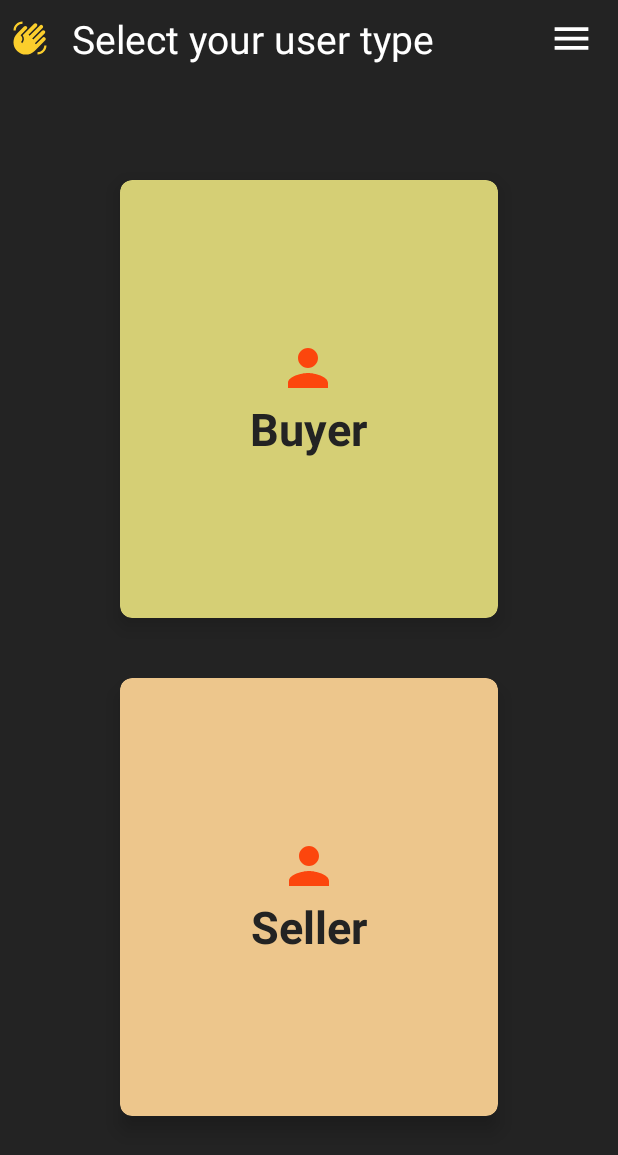
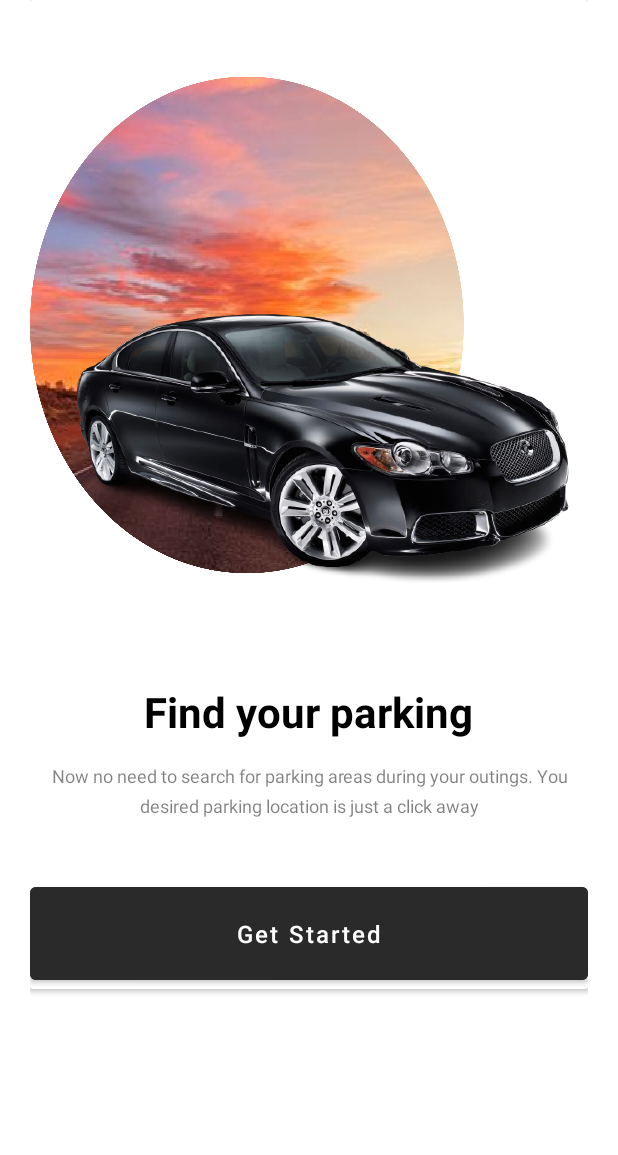
Before and after one commit to chandradeepkumar16/Pay2Park, an Android app: the screen it shows after launch once a user with an empty profile is signed in (UserAdminSelection before the commit, GetStartedActivity after it), after a tap on "Buyer", on a phone screen of 412 x 824 dp. Shown: the top 1155 px of the screen. Run offline under Robolectric (Android 15) with nearby library versions, the phone set to English and light mode, and no system bars; our stand-ins replace Firebase (no records; nobody signed in at launch, a user with empty details on screens opened directly).

Commit message:
added get started activity

```diff
--- a/app/src/main/AndroidManifest.xml
+++ b/app/src/main/AndroidManifest.xml
@@ -12,7 +12,8 @@
         android:roundIcon="@mipmap/ic_launcher_round"
         android:supportsRtl="true"
         android:theme="@style/Theme.Pay2Park">
-        <activity android:name=".ProfileActivity"></activity>
+        <activity android:name=".GetStartedActivity"></activity>
+        <activity android:name=".ProfileActivity" />
         <activity android:name=".Addresslist" />
         <!--
              The API key for Google Maps-based APIs is defined as a string resource.
--- /dev/null
+++ b/app/src/main/java/com/example/pay2park/GetStartedActivity.java
@@ -0,0 +1,38 @@
+package com.example.pay2park;
+
+import androidx.appcompat.app.AppCompatActivity;
+
+import android.content.Intent;
+import android.os.Bundle;
+import android.view.View;
+import android.view.Window;
+import android.view.WindowManager;
+import android.widget.Button;
+
+public class GetStartedActivity extends AppCompatActivity {
+
+    Button getstarted;
+
+    @Override
+    public void onBackPressed() {
+        super.onBackPressed();
+        startActivity(new Intent(GetStartedActivity.this, UserAdminSelection.class));
+        finish();
+    }
+
+    @Override
+    protected void onCreate(Bundle savedInstanceState) {
+        super.onCreate(savedInstanceState);
+        requestWindowFeature(Window.FEATURE_NO_TITLE);
+        this.getWindow().setFlags(WindowManager.LayoutParams.FLAG_FULLSCREEN, WindowManager.LayoutParams.FLAG_FULLSCREEN);
+        setContentView(R.layout.activity_get_started);
+
+        getstarted= findViewById(R.id.getstartedbtn);
+        getstarted.setOnClickListener(new View.OnClickListener() {
+            @Override
+            public void onClick(View v) {
+                startActivity(new Intent(GetStartedActivity.this, UserDetailsActivity.class));
+            }
+        });
+    }
+}
--- a/app/src/main/java/com/example/pay2park/UserAdminFragment.java
+++ b/app/src/main/java/com/example/pay2park/UserAdminFragment.java
@@ -48,7 +48,7 @@ public class UserAdminFragment extends Fragment implements View.OnClickListener
         buyer.setOnClickListener(new View.OnClickListener() {
             @Override
             public void onClick(View v) {
-                startActivity(new Intent(getActivity(), UserDetailsActivity.class));
+                startActivity(new Intent(getActivity(), GetStartedActivity.class));
             }
         });
         seller=(LinearLayout) view.findViewById(R.id.sellerlayout);
--- a/app/src/main/res/drawable/btnbg.xml
+++ b/app/src/main/res/drawable/btnbg.xml
@@ -1,8 +1,8 @@
 <?xml version="1.0" encoding="utf-8"?>
 <shape xmlns:android="http://schemas.android.com/apk/res/android">
 
-    <corners android:radius="0dp"/>
-    <solid android:color="@color/white"></solid>
-    <stroke android:width="0dp" android:color="@color/white"/>
+    <corners android:radius="10dp"/>
+    <solid android:color="@color/black"></solid>
+    <stroke android:width="0dp" android:color="@color/black"/>
 
 </shape>
--- a/app/src/main/res/drawable/input_bg.xml
+++ b/app/src/main/res/drawable/input_bg.xml
@@ -1,7 +1,7 @@
 <?xml version="1.0" encoding="utf-8"?>
 <shape xmlns:android="http://schemas.android.com/apk/res/android">
 
-    <stroke android:color="@color/white" android:width="2dp"/>
+    <stroke android:color="#CCCCCC" android:width="2dp" />
     <corners android:radius="25dp"/>
     <solid android:color="@color/white"></solid>
 
--- /dev/null
+++ b/app/src/main/res/layout/activity_get_started.xml
@@ -0,0 +1,92 @@
+<?xml version="1.0" encoding="utf-8"?>
+<androidx.constraintlayout.widget.ConstraintLayout xmlns:android="http://schemas.android.com/apk/res/android"
+    xmlns:app="http://schemas.android.com/apk/res-auto"
+    xmlns:tools="http://schemas.android.com/tools"
+    android:layout_width="match_parent"
+    android:layout_height="match_parent"
+    tools:context=".GetStartedActivity">
+
+
+        <GridLayout
+            android:layout_width="match_parent"
+            android:layout_height="match_parent"
+
+            android:layout_marginLeft="20dp"
+            android:layout_marginRight="20dp"
+            tools:ignore="MissingConstraints">
+
+        <androidx.cardview.widget.CardView
+            android:layout_width="wrap_content"
+            android:layout_height="wrap_content"
+            android:layout_row="0"
+            android:layout_rowWeight="0"
+            android:layout_column="0"
+            android:layout_columnWeight="0"
+            android:layout_gravity="fill_horizontal"
+          >
+
+            <LinearLayout
+                android:layout_width="match_parent"
+                android:layout_height="wrap_content"
+                android:orientation="vertical">
+
+            <ImageView
+                android:id="@+id/getstartedimg"
+                android:layout_width="match_parent"
+                android:layout_height="445dp"
+                android:src="@drawable/getstarted" />
+
+            <TextView
+                android:id="@+id/heading"
+                android:layout_width="wrap_content"
+                android:layout_height="wrap_content"
+                android:layout_alignParentStart="true"
+                android:layout_alignParentTop="true"
+                android:layout_alignParentEnd="true"
+                android:layout_margin="10dp"
+                android:layout_gravity="center"
+                android:text="Find your parking"
+                android:textColor="@color/black"
+                android:textSize="28dp"
+                android:textStyle="bold" />
+
+                <TextView
+                    android:id="@+id/subhead"
+                    android:layout_width="wrap_content"
+                    android:layout_height="wrap_content"
+                    android:layout_marginTop="5dp"
+                    android:layout_gravity="center"
+                    android:text="Now no need to search for parking areas during your outings. You desired parking location is just a click away"
+                    android:textAlignment="center"
+                    android:alpha="0.5"
+                    android:textColor="@color/black"
+                    android:textSize="12dp"
+                    android:lineHeight="20dp"
+                    android:textStyle="normal" />
+
+
+                <Button
+                    android:id="@+id/getstartedbtn"
+                    android:layout_width="match_parent"
+                    android:layout_height="wrap_content"
+                    android:layout_marginTop="40dp"
+                    android:backgroundTint="#2B2A2A"
+                    android:paddingTop="20dp"
+                    android:paddingBottom="20dp"
+                    android:text="Get Started"
+                    android:textAlignment="center"
+                    android:textAllCaps="false"
+                    android:textColor="@color/white"
+                    android:textSize="16dp" />
+
+
+            </LinearLayout>
+
+        </androidx.cardview.widget.CardView>
+
+
+
+        </GridLayout>
+
+
+</androidx.constraintlayout.widget.ConstraintLayout>
--- a/app/src/main/res/layout/activity_user_details.xml
+++ b/app/src/main/res/layout/activity_user_details.xml
@@ -4,7 +4,7 @@
     xmlns:tools="http://schemas.android.com/tools"
     android:layout_width="match_parent"
     android:layout_height="match_parent"
-    android:background="#FF232323"
+    android:background="@color/white"
     tools:context=".UserDetailsActivity">
 
     <LinearLayout
@@ -23,7 +23,7 @@
         android:layout_alignParentEnd="true"
         android:layout_gravity="center"
         android:text="Welcome to Pay2Park"
-        android:textColor="@color/white"
+        android:textColor="@color/black"
         android:textSize="28dp"
         android:textStyle="bold" />
 
@@ -34,13 +34,14 @@
         android:layout_marginTop="10dp"
         android:layout_gravity="center"
         android:text="Enter your details to conitnue"
-        android:textColor="@color/white"
+        android:textColor="@color/black"
         android:textSize="16dp"
         android:textStyle="normal" />
 
         <LinearLayout
             android:layout_width="match_parent"
             android:layout_height="wrap_content"
+            android:layout_marginTop="20dp"
             android:orientation="horizontal">
 
             <LinearLayout
@@ -60,7 +61,6 @@
                         android:drawablePadding="10dp"
                         android:layout_toStartOf="@+id/editTextTextPersonName7"
                         android:background="@drawable/input_bg"
-                        android:backgroundTint="@color/white"
                         android:ems="10"
                         android:hint=" First name"
                         android:inputType="textPersonName"
@@ -93,7 +93,6 @@
                         android:padding="20dp"
                         android:drawablePadding="10dp"
                         android:background="@drawable/input_bg"
-                        android:backgroundTint="@color/white"
                         android:ems="10"
                         android:hint="Last Name"
                         android:textColor="#726E6E"
@@ -121,7 +120,6 @@
         android:padding="20dp"
         android:drawablePadding="10dp"
         android:background="@drawable/input_bg"
-        android:backgroundTint="@color/white"
         android:ems="10"
         android:hint="Contact Number"
         android:inputType="phone"
@@ -144,7 +142,6 @@
         android:padding="20dp"
         android:drawablePadding="10dp"
         android:background="@drawable/input_bg"
-        android:backgroundTint="@color/white"
         android:ems="10"
         android:hint="Enter your DL no."
         android:inputType="phone"
@@ -167,7 +164,6 @@
         android:drawablePadding="10dp"
         android:layout_marginTop="20dp"
         android:background="@drawable/input_bg"
-        android:backgroundTint="@color/white"
         android:ems="10"
         android:hint="Enter your vehicle no."
         android:inputType="textVisiblePassword"
@@ -190,7 +186,6 @@
         android:drawablePadding="10dp"
         android:layout_marginTop="20dp"
         android:background="@drawable/input_bg"
-        android:backgroundTint="@color/white"
         android:ems="10"
         android:hint="Select your vehicle type"
         android:inputType="textPersonName"
@@ -211,7 +206,7 @@
         android:layout_alignStart="@+id/vehicletype"
         android:layout_alignEnd="@+id/vehicletype"
         android:layout_marginTop="40dp"
-        android:backgroundTint="@color/orange"
+        android:backgroundTint="#2B2A2A"
         android:textColor="@color/white"
         android:paddingTop="20dp"
         android:paddingBottom="20dp"
```
Also changed, not shown: app/src/main/res/drawable/bg.png (deleted), app/src/main/res/drawable/getstarted.png (added).
